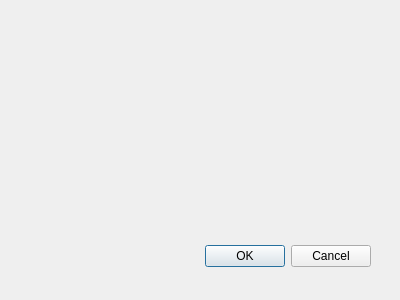
First picture: the form in src/ui/settings/setting.ui, repository upupwrite/copya, before the edit.
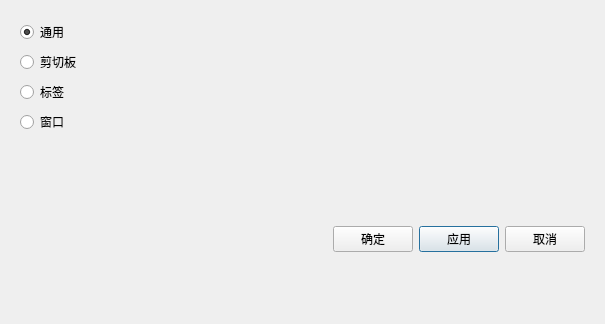
Second picture: the form after the edit.

What changed in the file:
```diff
--- a/src/ui/settings/setting.ui
+++ b/src/ui/settings/setting.ui
@@ -8,29 +8,111 @@
    <rect>
     <x>0</x>
     <y>0</y>
-    <width>400</width>
-    <height>300</height>
+    <width>605</width>
+    <height>324</height>
    </rect>
   </property>
   <property name="windowTitle">
    <string>Dialog</string>
   </property>
-  <widget class="QDialogButtonBox" name="buttonBox">
-   <property name="geometry">
-    <rect>
-     <x>30</x>
-     <y>240</y>
-     <width>341</width>
-     <height>32</height>
-    </rect>
-   </property>
-   <property name="orientation">
-    <enum>Qt::Horizontal</enum>
-   </property>
-   <property name="standardButtons">
-    <set>QDialogButtonBox::Cancel|QDialogButtonBox::Ok</set>
-   </property>
-  </widget>
+  <layout class="QGridLayout" name="gridLayout">
+   <item row="0" column="1">
+    <widget class="QWidget" name="display" native="true"/>
+   </item>
+   <item row="1" column="1">
+    <widget class="QWidget" name="conform" native="true">
+     <layout class="QGridLayout" name="gridLayout_3">
+      <item row="0" column="5">
+       <widget class="QPushButton" name="pushButton_2">
+        <property name="text">
+         <string>应用</string>
+        </property>
+       </widget>
+      </item>
+      <item row="0" column="6">
+       <widget class="QPushButton" name="pushButton_3">
+        <property name="text">
+         <string>取消</string>
+        </property>
+       </widget>
+      </item>
+      <item row="0" column="2">
+       <widget class="QPushButton" name="pushButton">
+        <property name="text">
+         <string>确定</string>
+        </property>
+       </widget>
+      </item>
+      <item row="0" column="1">
+       <spacer name="horizontalSpacer">
+        <property name="orientation">
+         <enum>Qt::Horizontal</enum>
+        </property>
+        <property name="sizeHint" stdset="0">
+         <size>
+          <width>176</width>
+          <height>20</height>
+         </size>
+        </property>
+       </spacer>
+      </item>
+     </layout>
+    </widget>
+   </item>
+   <item row="0" column="0" rowspan="2">
+    <widget class="QWidget" name="select" native="true">
+     <layout class="QGridLayout" name="gridLayout_2">
+      <item row="0" column="0" colspan="3">
+       <widget class="QRadioButton" name="radioButton">
+        <property name="tabletTracking">
+         <bool>false</bool>
+        </property>
+        <property name="text">
+         <string>通用</string>
+        </property>
+        <property name="checked">
+         <bool>true</bool>
+        </property>
+       </widget>
+      </item>
+      <item row="1" column="0">
+       <widget class="QRadioButton" name="radioButton_2">
+        <property name="text">
+         <string>剪切板</string>
+        </property>
+       </widget>
+      </item>
+      <item row="3" column="0">
+       <widget class="QRadioButton" name="radioButton_3">
+        <property name="text">
+         <string>标签</string>
+        </property>
+       </widget>
+      </item>
+      <item row="4" column="0">
+       <widget class="QRadioButton" name="radioButton_4">
+        <property name="text">
+         <string>窗口</string>
+        </property>
+       </widget>
+      </item>
+      <item row="5" column="0">
+       <spacer name="verticalSpacer">
+        <property name="orientation">
+         <enum>Qt::Vertical</enum>
+        </property>
+        <property name="sizeHint" stdset="0">
+         <size>
+          <width>20</width>
+          <height>40</height>
+         </size>
+        </property>
+       </spacer>
+      </item>
+     </layout>
+    </widget>
+   </item>
+  </layout>
  </widget>
  <pixmapfunction/>
  <resources/>
```
Left out of the diff: 40 changed lines with no effect on the pictures.
